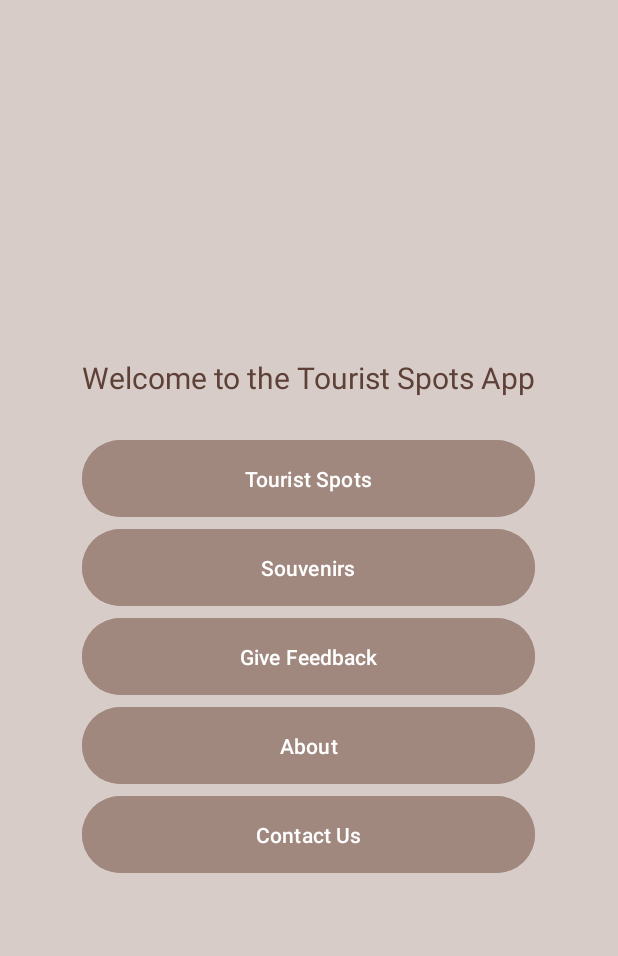
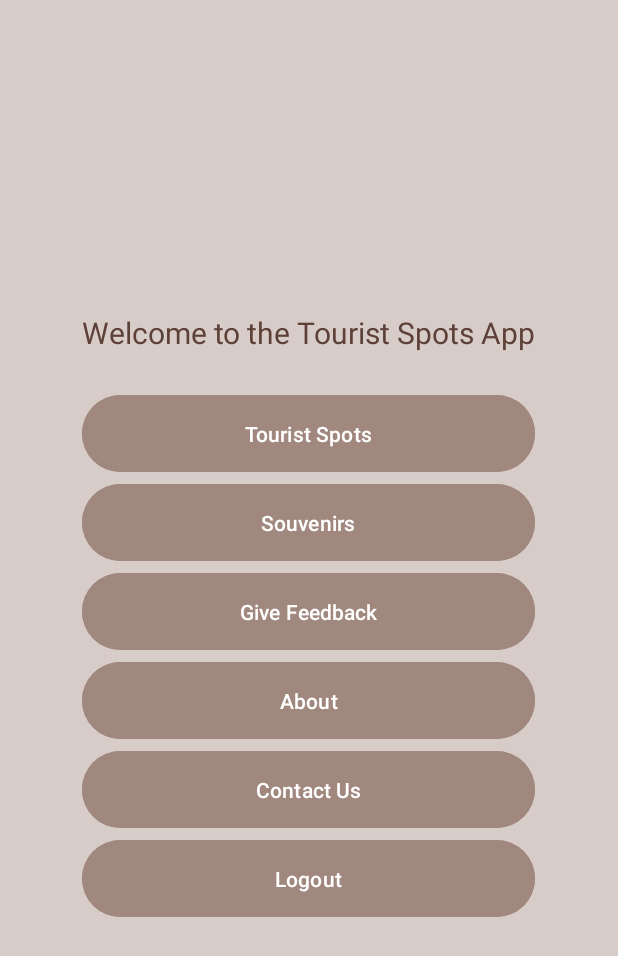
Before and after one commit to noone2097/Android-Java-Dev, an Android app: the MainActivity screen opened directly, with no data from a screen before it, on a phone screen of 412 x 824 dp. Shown: the top 956 px of the screen. Run offline under Robolectric (Android 15) with nearby library versions, the phone set to English and light mode, and no system bars.

Commit message:
logout functionality added in TouristSpotsApp

```diff
--- a/TouristSpotsApp/app/src/main/java/com/example/touristspotsapp/MainActivity.java
+++ b/TouristSpotsApp/app/src/main/java/com/example/touristspotsapp/MainActivity.java
@@ -7,7 +7,7 @@ import android.widget.Button;
 import androidx.appcompat.app.AppCompatActivity;
 
 public class MainActivity extends AppCompatActivity {
-    private Button spotsButton, souvenirButton, feedbackButton, aboutButton, contactButton;
+    private Button spotsButton, souvenirButton, feedbackButton, aboutButton, contactButton, logoutButton;
 
     @Override
     protected void onCreate(Bundle savedInstanceState) {
@@ -19,11 +19,16 @@ public class MainActivity extends AppCompatActivity {
         feedbackButton = findViewById(R.id.feedbackButton);
         aboutButton = findViewById(R.id.aboutButton);
         contactButton = findViewById(R.id.contactButton);
+        logoutButton = findViewById(R.id.logoutButton);
 
         spotsButton.setOnClickListener(v -> startActivity(new Intent(MainActivity.this, TouristSpotsListActivity.class)));
         souvenirButton.setOnClickListener(v -> startActivity(new Intent(MainActivity.this, SouvenirListActivity.class)));
         feedbackButton.setOnClickListener(v -> startActivity(new Intent(MainActivity.this, FeedbackActivity.class)));
         aboutButton.setOnClickListener(v -> startActivity(new Intent(MainActivity.this, AboutActivity.class)));
         contactButton.setOnClickListener(v -> startActivity(new Intent(MainActivity.this, ContactUsActivity.class)));
+        logoutButton.setOnClickListener(v -> {
+            startActivity(new Intent(MainActivity.this, LoginActivity.class));
+            finish();
+        });
     }
 }
--- a/TouristSpotsApp/app/src/main/res/layout/activity_main.xml
+++ b/TouristSpotsApp/app/src/main/res/layout/activity_main.xml
@@ -65,5 +65,14 @@
             android:backgroundTint="@color/brown_300"
             android:padding="16dp"
             android:elevation="4dp" />
+
+        <Button
+            android:id="@+id/logoutButton"
+            android:text="Logout"
+            android:layout_width="match_parent"
+            android:layout_height="wrap_content"
+            android:backgroundTint="@color/brown_300"
+            android:padding="16dp"
+            android:elevation="4dp" />
     </LinearLayout>
 </FrameLayout>
```
